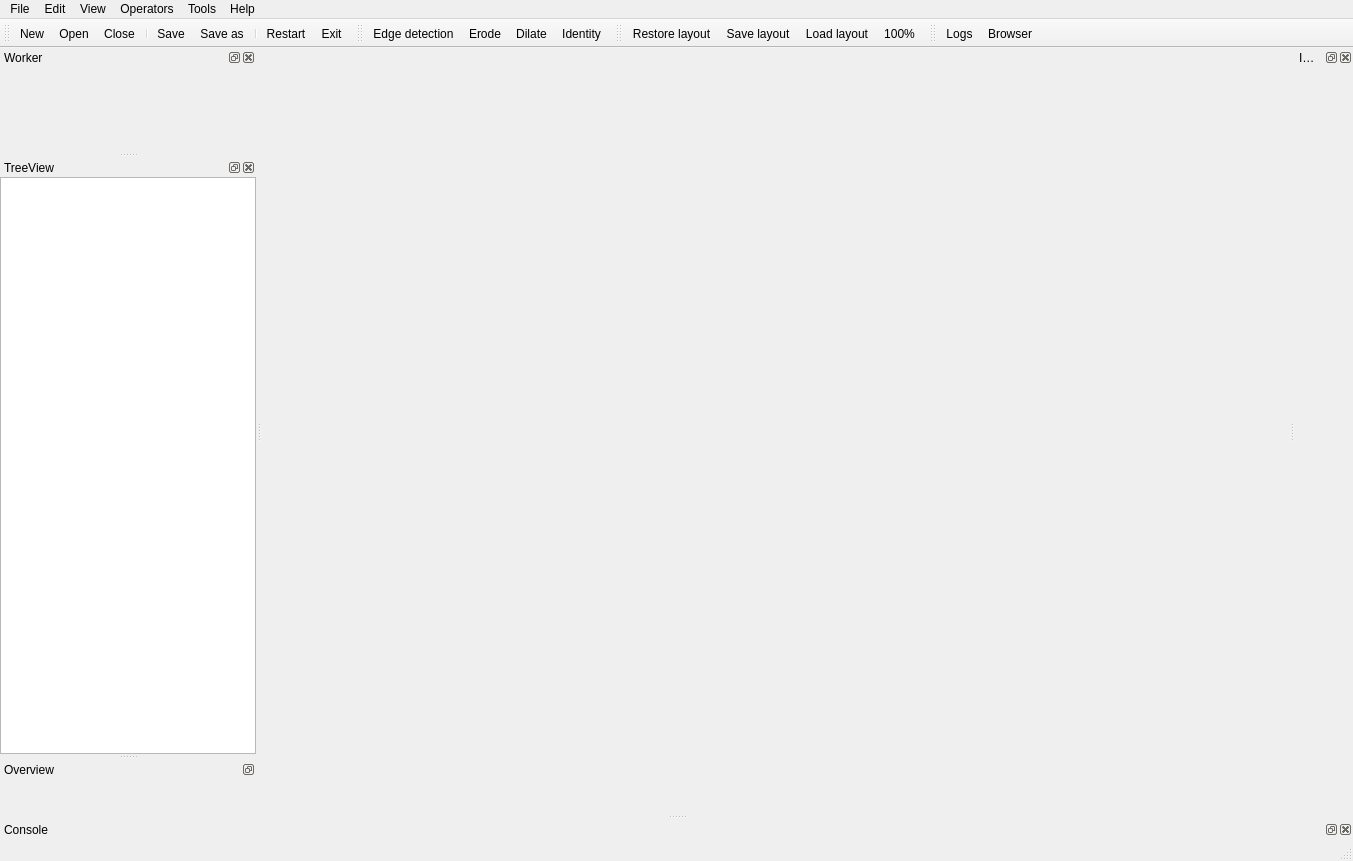
This is resources/ui/main.ui in flegac/piaf-edit as Qt 5 draws it before an edit. The edited form follows.
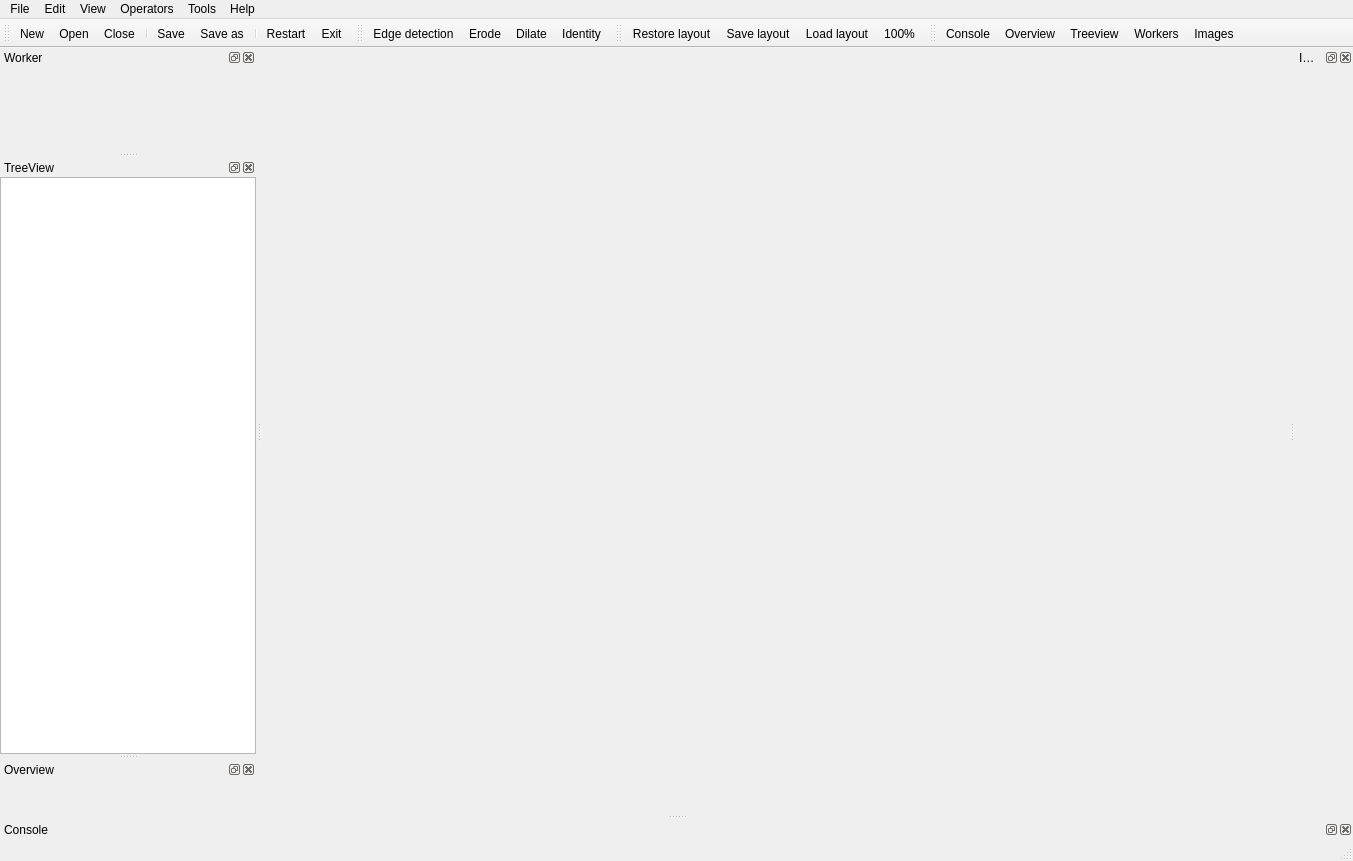
This is the edited form. Custom widgets are drawn as their Qt base class.

Commit message: feat: dock closeEvent (hide/show)

Patch:
```diff
--- a/resources/ui/main.ui
+++ b/resources/ui/main.ui
@@ -96,9 +96,11 @@
     <property name="title">
      <string>Tools</string>
     </property>
-    <addaction name="actionImages"/>
+    <addaction name="actionConsole"/>
+    <addaction name="actionOverview"/>
+    <addaction name="actionTreeview"/>
     <addaction name="actionWorkers"/>
-    <addaction name="actionLogs"/>
+    <addaction name="actionImages"/>
    </widget>
    <widget class="QMenu" name="menuOperators">
     <property name="title">
@@ -169,7 +171,7 @@
   </widget>
   <widget class="QDockWidget" name="overviewDock">
    <property name="features">
-    <set>QDockWidget::DockWidgetFloatable|QDockWidget::DockWidgetMovable</set>
+    <set>QDockWidget::AllDockWidgetFeatures</set>
    </property>
    <property name="windowTitle">
     <string>Overview</string>
@@ -248,7 +250,10 @@
    <attribute name="toolBarBreak">
     <bool>false</bool>
    </attribute>
-   <addaction name="actionLogs"/>
+   <addaction name="actionConsole"/>
+   <addaction name="actionOverview"/>
+   <addaction name="actionTreeview"/>
+   <addaction name="actionWorkers"/>
    <addaction name="actionImages"/>
   </widget>
   <action name="actionOpen">
@@ -298,16 +303,6 @@
     <string>About</string>
    </property>
   </action>
-  <action name="actionLogs">
-   <property name="text">
-    <string>Logs</string>
-   </property>
-  </action>
-  <action name="actionImages">
-   <property name="text">
-    <string>Browser</string>
-   </property>
-  </action>
   <action name="action100">
    <property name="text">
     <string>100%</string>
@@ -328,11 +323,6 @@
     <string>Load layout</string>
    </property>
   </action>
-  <action name="actionWorkers">
-   <property name="text">
-    <string>Task manager</string>
-   </property>
-  </action>
   <action name="actionReload">
    <property name="text">
     <string>Reload</string>
@@ -363,6 +353,31 @@
     <string>Identity</string>
    </property>
   </action>
+  <action name="actionConsole">
+   <property name="text">
+    <string>Console</string>
+   </property>
+  </action>
+  <action name="actionOverview">
+   <property name="text">
+    <string>Overview</string>
+   </property>
+  </action>
+  <action name="actionTreeview">
+   <property name="text">
+    <string>Treeview</string>
+   </property>
+  </action>
+  <action name="actionWorkers">
+   <property name="text">
+    <string>Workers</string>
+   </property>
+  </action>
+  <action name="actionImages">
+   <property name="text">
+    <string>Images</string>
+   </property>
+  </action>
  </widget>
  <customwidgets>
   <customwidget>
```
The commit also changes 9 other files.
